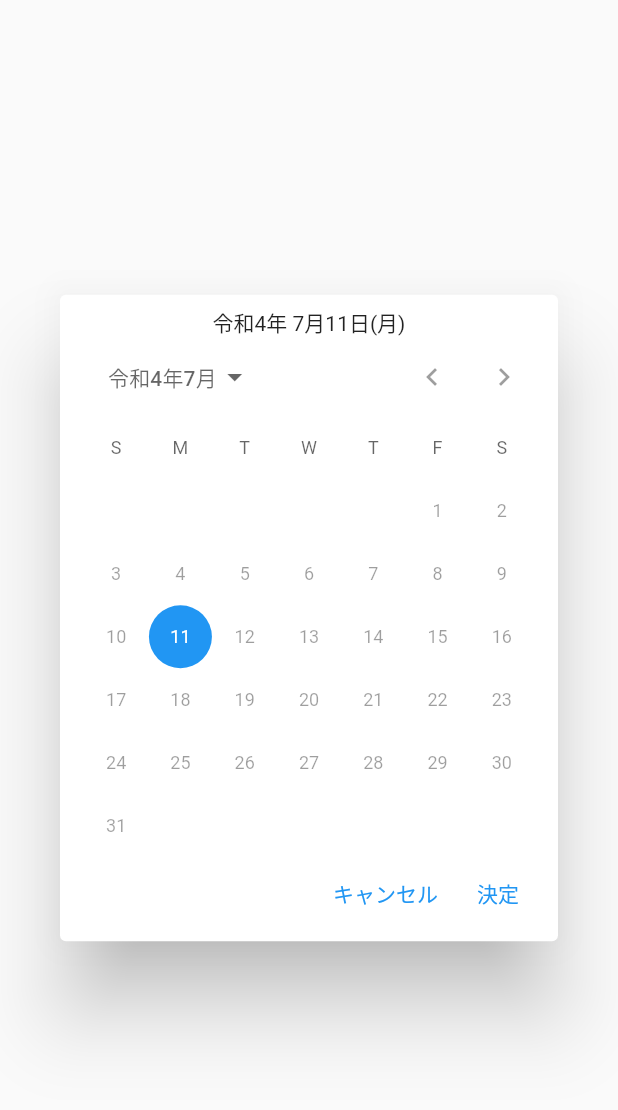
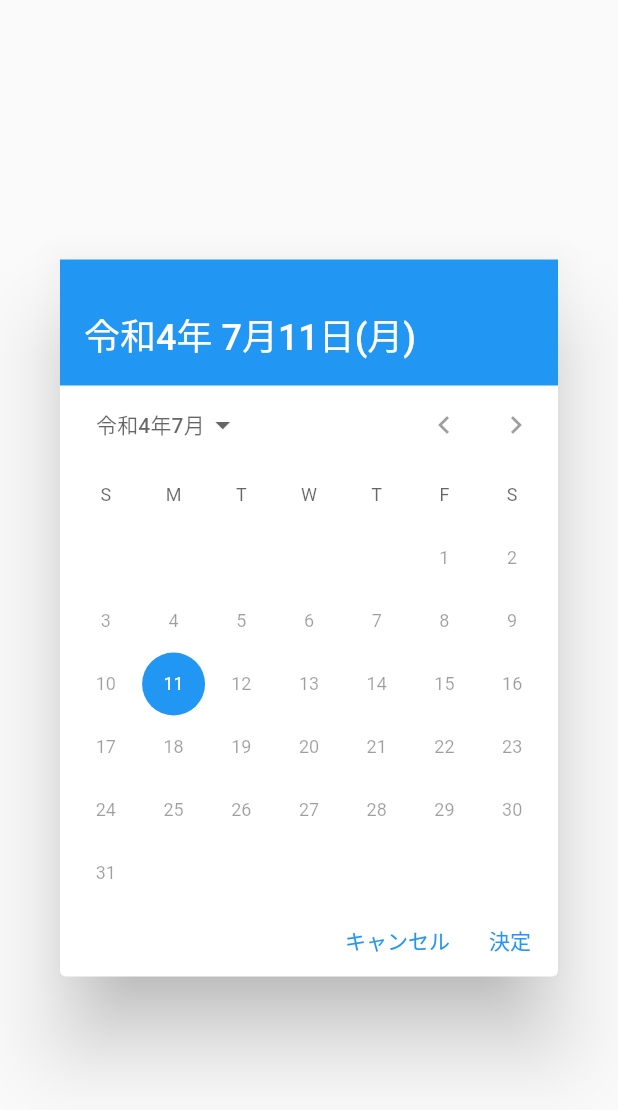
Before and after one commit to Zudah228/flutter_workspace, a Flutter app: the CustomDatePickerDialog widget shown alone on an empty page, opened directly with empty values, on a phone screen of 412 x 824 dp. Shown: the top 1110 px of the screen. Run offline on Flutter 3.47's test engine with Material 2 defaults, Android fonts, the phone set to English and light mode, and no system bars; our stand-ins replace cloud_firestore, firebase_auth, firebase_core, flutter_hooks, fluttertoast, freezed_annotation and 4 more; accounts and stored records are empty.

Commit message:
CustomDatePickerのUIを調節

```diff
--- a/lib/pages/date_picker/widgets/custom_date_picker_dialog.dart
+++ b/lib/pages/date_picker/widgets/custom_date_picker_dialog.dart
@@ -18,7 +18,8 @@ class CustomDatePickerDialog extends StatefulWidget {
       {required DateTime initialDate,
       required DateTime firstDate,
       required DateTime lastDate}) async {
-    final result = await showDialog<DateTime?>(
+    final result =
+        await Navigator.of(context).push<DateTime?>(DialogRoute<DateTime?>(
             context: context,
             builder: (context) {
               return CustomDatePickerDialog(
@@ -26,7 +27,7 @@ class CustomDatePickerDialog extends StatefulWidget {
                 firstDate: firstDate,
                 lastDate: lastDate,
               );
-        });
+            }));
     return result;
   }
 
@@ -45,13 +46,35 @@ class _CustomDatePickerDialogState extends State<CustomDatePickerDialog> {
 
   @override
   Widget build(BuildContext context) {
+    final theme = Theme.of(context);
+
     return Dialog(
-      child: Padding(
-        padding: const EdgeInsets.all(8.0),
       child: Column(
         mainAxisSize: MainAxisSize.min,
         children: [
-            Text(date.format(pattern: 'yyyy M月dd日(E)', useJapaneseEra: true)),
+          SizedBox(
+            width: double.infinity,
+            child: ColoredBox(
+                color: theme.appBarTheme.backgroundColor ??
+                    theme.primaryColor,
+                child: Padding(
+                  padding: const EdgeInsets.only(
+                    top: 32,
+                    left: 16,
+                    bottom: 16
+                  ),
+                  child: Text(
+                    date.format(
+                      pattern: 'yyyy M月dd日(E)', useJapaneseEra: true),
+
+                      style: TextStyle(
+                        fontSize: 24,
+                        fontWeight: FontWeight.w500,
+                        color: theme.appBarTheme.titleTextStyle?.color ?? Colors.white
+                      ),
+                  ),
+                )),
+          ),
           CustomCalendarDatePicker(
               initialDate: widget.initialDate,
               firstDate: widget.firstDate,
@@ -76,7 +99,6 @@ class _CustomDatePickerDialogState extends State<CustomDatePickerDialog> {
           )
         ],
       ),
-      ),
     );
   }
 }
```
Lines whose indentation alone changed are shown as unchanged.
